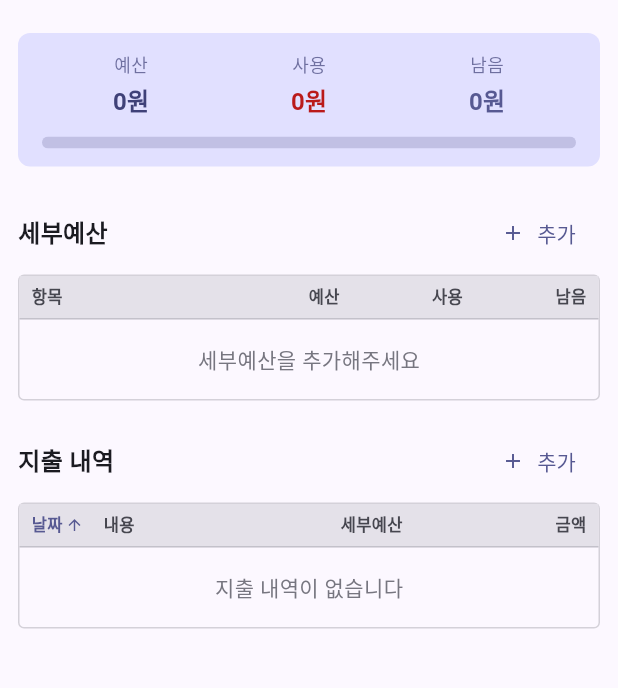
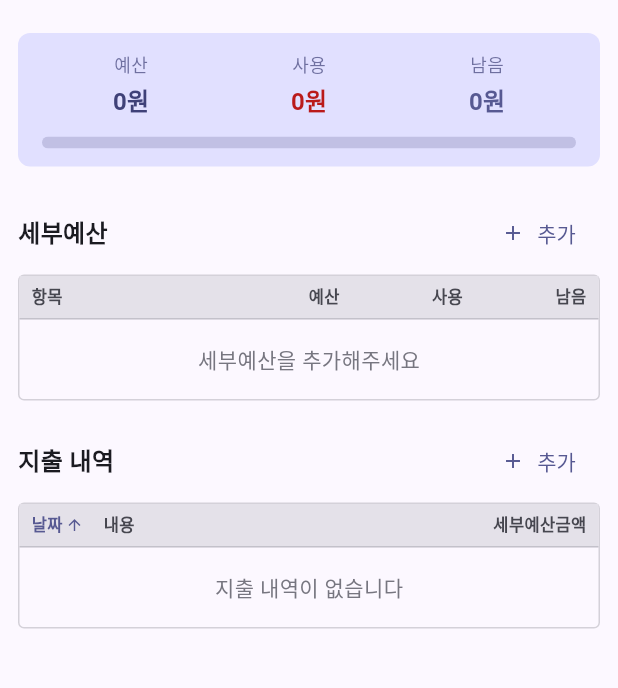
Before and after one commit to Y-E-O-N/budget-app, a Flutter app: the BudgetDetailScreen screen opened directly with empty values, on a phone screen of 412 x 824 dp, the part 69-757 px from its top. Run offline on Flutter 3.47's test engine with Material 3 defaults, Android fonts, the phone set to English and light mode, and no system bars; our stand-ins replace file_picker, fl_chart, flutter_local_notifications, flutter_secure_storage, hive, hive_flutter and 3 more; missing offline and left inert: dart:html, excel, file_saver, google_mlkit_text_recognition, home_widget; accounts and stored records are empty.

Commit message:
Update budget_detail_screen.dart

```diff
--- a/lib/screens/budget_detail_screen.dart
+++ b/lib/screens/budget_detail_screen.dart
@@ -176,8 +176,8 @@ class _BudgetDetailScreenState extends State<BudgetDetailScreen> {
                         )),
                         const SizedBox(width: 8),
                         Expanded(child: Text(loc.tr('memo'), style: _headerStyle(context))),
-                        SizedBox(width: 76, child: Text(loc.tr('subBudget'), style: _headerStyle(context), overflow: TextOverflow.ellipsis)),
-                        SizedBox(width: 88, child: Text(loc.tr('amount'), style: _headerStyle(context), textAlign: TextAlign.right)),
+                        ConstrainedBox(constraints: const BoxConstraints(maxWidth: 76), child: Text(loc.tr('subBudget'), style: _headerStyle(context), overflow: TextOverflow.ellipsis)),
+                        ConstrainedBox(constraints: const BoxConstraints(maxWidth: 88), child: Text(loc.tr('amount'), style: _headerStyle(context), textAlign: TextAlign.right)),
                       ]),
                     ),
                     if (expenses.isEmpty)
@@ -540,8 +540,8 @@ class _ExpenseRow extends StatelessWidget {
           SizedBox(width: 40, child: Text(DateFormat('M/d').format(expense.date), style: TextStyle(fontSize: 13, color: Theme.of(context).colorScheme.outline))),
           const SizedBox(width: 8),
           Expanded(child: Text(expense.memo ?? '-', style: const TextStyle(fontSize: 13), overflow: TextOverflow.ellipsis)),
-          SizedBox(width: 76, child: Text(subBudgetName ?? '-', style: TextStyle(fontSize: 12, color: Theme.of(context).colorScheme.outline), overflow: TextOverflow.ellipsis)),
-          SizedBox(width: 88, child: Text('-${context.formatCurrency(expense.amount)}', style: TextStyle(fontSize: 13, color: Theme.of(context).colorScheme.error, fontWeight: FontWeight.w500), textAlign: TextAlign.right)),
+          ConstrainedBox(constraints: const BoxConstraints(maxWidth: 76), child: Text(subBudgetName ?? '-', style: TextStyle(fontSize: 12, color: Theme.of(context).colorScheme.outline), overflow: TextOverflow.ellipsis)),
+          ConstrainedBox(constraints: const BoxConstraints(maxWidth: 88), child: Text('-${context.formatCurrency(expense.amount)}', style: TextStyle(fontSize: 13, color: Theme.of(context).colorScheme.error, fontWeight: FontWeight.w500), textAlign: TextAlign.right)),
         ]),
       ),
     );
```
